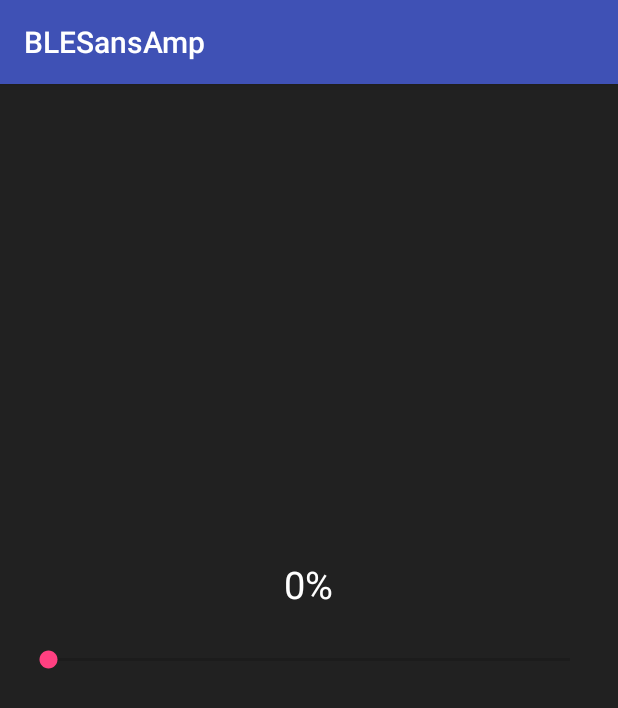
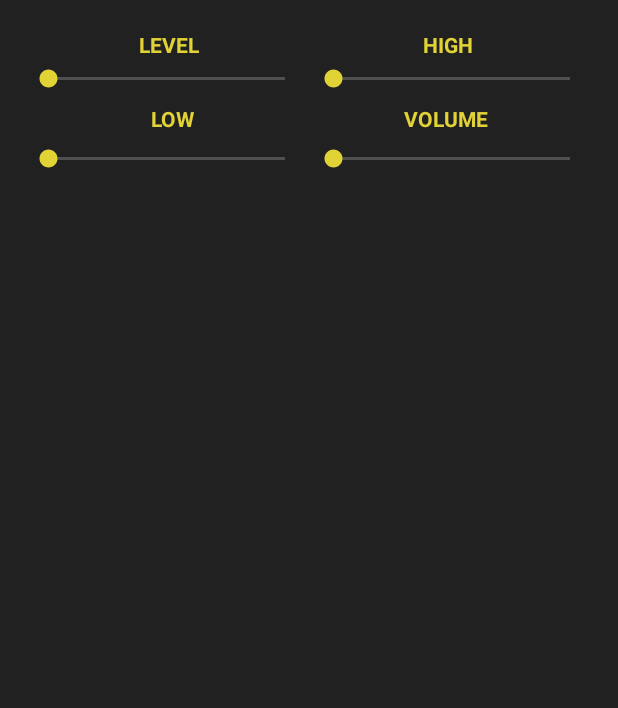
Before and after one commit to kikermo/PotsOverBLE, an Android app: the MainActivity screen opened directly, with no data from a screen before it, on a phone screen of 412 x 824 dp. Shown: the top 708 px of the screen. Run offline under Robolectric (Android 15) with nearby library versions, the phone set to English and light mode, and no system bars; libraries missing offline, so code that uses them is left out: com.polidea.rxandroidble, rx.android.schedulers, rx.subscriptions; 4 statements that could not run were skipped.

Commit message:
Add basic android app to control the sans amp board

```diff
--- a/apps/BLESansAmp/app/src/main/AndroidManifest.xml
+++ b/apps/BLESansAmp/app/src/main/AndroidManifest.xml
@@ -1,6 +1,7 @@
 <?xml version="1.0" encoding="utf-8"?>
 <manifest xmlns:android="http://schemas.android.com/apk/res/android"
-    package="org.kikermo.blesansamp">
+    package="org.kikermo.blesansamp"
+    xmlns:tools="http://schemas.android.com/tools">
 
     <uses-permission android:name="android.permission.BLUETOOTH" />
     <uses-permission android:name="android.permission.ACCESS_COARSE_LOCATION" />
@@ -12,6 +13,7 @@
         android:icon="@mipmap/ic_launcher"
         android:label="@string/app_name"
         android:supportsRtl="true"
+        tools:replace="android:icon"
         android:theme="@style/AppTheme">
         <activity android:name=".activity.SelectServiceActivity">
             <intent-filter>
--- a/apps/BLESansAmp/app/src/main/java/org/kikermo/blesansamp/activity/MainActivity.java
+++ b/apps/BLESansAmp/app/src/main/java/org/kikermo/blesansamp/activity/MainActivity.java
@@ -6,17 +6,19 @@ import android.support.v7.app.AppCompatActivity;
 import android.os.Bundle;
 import android.util.Log;
 import android.widget.SeekBar;
-import android.widget.TextView;
 import android.widget.Toast;
 
 import com.polidea.rxandroidble.RxBleClient;
 import com.polidea.rxandroidble.RxBleConnection;
 
+
 import org.kikermo.blesansamp.BLESansAmpApplication;
 import org.kikermo.blesansamp.R;
+import org.kikermo.blesansamp.model.Command;
 import org.kikermo.blesansamp.utils.Utils;
 
 import java.util.UUID;
+import java.util.concurrent.TimeUnit;
 
 import rx.Observable;
 import rx.Subscription;
@@ -27,10 +29,10 @@ import static com.polidea.rxandroidble.RxBleConnection.RxBleConnectionState.CONN
 import static com.polidea.rxandroidble.RxBleConnection.RxBleConnectionState.DISCONNECTED;
 import static org.kikermo.blesansamp.utils.Constants.BK_DEVICE;
 import static org.kikermo.blesansamp.utils.Constants.UUID_CHARACTERISTIC;
+import static org.kikermo.blesansamp.utils.Utils.byteToPercentage;
 
 public class MainActivity extends AppCompatActivity implements SeekBar.OnSeekBarChangeListener {
-    private TextView value;
-    private SeekBar pot;
+    private SeekBar level, high, low, volume;
 
     private BluetoothDevice device;
 
@@ -48,10 +50,17 @@ public class MainActivity extends AppCompatActivity implements SeekBar.OnSeekBar
         setContentView(R.layout.activity_main);
         rxBleClient = ((BLESansAmpApplication) getApplication()).getRxBleClient();
 
-        value = (TextView) findViewById(R.id.value);
-        pot = ((SeekBar) findViewById(R.id.pot));
 
-        pot.setOnSeekBarChangeListener(this);
+        level = (SeekBar) findViewById(R.id.level);
+        high = (SeekBar) findViewById(R.id.high);
+        low = (SeekBar) findViewById(R.id.low);
+        volume = (SeekBar) findViewById(R.id.volume);
+
+
+        level.setOnSeekBarChangeListener(this);
+        high.setOnSeekBarChangeListener(this);
+        low.setOnSeekBarChangeListener(this);
+        volume.setOnSeekBarChangeListener(this);
 
         bleSubscription = new CompositeSubscription();
 
@@ -92,13 +101,31 @@ public class MainActivity extends AppCompatActivity implements SeekBar.OnSeekBar
 
     @Override
     public void onProgressChanged(SeekBar seekBar, int i, boolean fromUser) {
-        value.setText(i + "%");
+        // value.setText(i + "%");
 
         if (fromUser && connected) {
-            String msg = i + "very long messag\n";
-            byte[] data = msg.getBytes();
+            Command command = new Command();
+            command.setCmd(0x01);
+            command.setValue(Utils.percentageToByte(i));
+
+            switch (seekBar.getId()) {
+                case R.id.level:
+                    command.setAct(0);
+                    break;
+                case R.id.high:
+                    command.setAct(1);
+                    break;
+                case R.id.low:
+                    command.setAct(2);
+                    break;
+                case R.id.volume:
+                    command.setAct(3);
+                    break;
+            }
+
+
             //byte[] data = new byte[]{Utils.percentageToByte(i)};
-            Subscription writeSubs = connection.writeCharacteristic(UUID.fromString(UUID_CHARACTERISTIC), data).subscribe(o -> {
+            Subscription writeSubs = connection.writeCharacteristic(UUID.fromString(UUID_CHARACTERISTIC), command.toByteArray()).subscribe(o -> {
             }, throwable -> Log.w(TAG, throwable));
             bleSubscription.add(writeSubs);
         }
@@ -123,15 +150,31 @@ public class MainActivity extends AppCompatActivity implements SeekBar.OnSeekBar
 
         Subscription subscription = bleObservable
                 .doOnNext(connection -> this.connection = connection)
-                .flatMap(connection ->
-                        Observable.merge(connection.readCharacteristic(uuid),
-                                connection.setupNotification(uuid).flatMap(notificationObservable -> notificationObservable)))
+                .flatMap(connection -> {
+                    final Command cmd1 = new Command();
+                    cmd1.setCmd(0x00);
+                    cmd1.setAct(0x00);
+                    final Command cmd2 = new Command();
+                    cmd2.setCmd(0x00);
+                    cmd2.setAct(0x01);
+                    final Command cmd3 = new Command();
+                    cmd3.setCmd(0x00);
+                    cmd3.setAct(0x02);
+                    final Command cmd4 = new Command();
+                    cmd4.setCmd(0x00);
+                    cmd4.setAct(0x03);
+
+                    return Observable.merge(connection.setupNotification(uuid).flatMap(not -> not),
+                            connection.writeCharacteristic(uuid, cmd1.toByteArray()).delaySubscription(200, TimeUnit.MILLISECONDS),
+                            connection.writeCharacteristic(uuid, cmd2.toByteArray()).delaySubscription(400, TimeUnit.MILLISECONDS),
+                            connection.writeCharacteristic(uuid, cmd3.toByteArray()).delaySubscription(600, TimeUnit.MILLISECONDS),
+                            connection.writeCharacteristic(uuid, cmd4.toByteArray()).delaySubscription(800, TimeUnit.MILLISECONDS));
+                })
                 .filter(Utils::notNull)
-                .filter(bytes -> bytes.length > 0)
-                .map(bytes -> bytes[0])
-                .map(Utils::byteToPercentage)
+                .filter(bytes -> bytes.length > 2)
+                .map(Command::new)
                 .observeOn(AndroidSchedulers.mainThread())
-                .subscribe(progress -> pot.setProgress(progress),
+                .subscribe(this::renderCommand,
                         throwable -> Log.w(TAG, throwable));
         return subscription;
 
@@ -164,4 +207,23 @@ public class MainActivity extends AppCompatActivity implements SeekBar.OnSeekBar
     private void showToast(String msg) {
         Toast.makeText(this, msg, Toast.LENGTH_LONG).show();
     }
+
+    private void renderCommand(Command command) {
+        switch (command.getAct()) {
+            case 0:
+                level.setProgress(byteToPercentage((byte) command.getValue()));
+                break;
+            case 1:
+                high.setProgress(byteToPercentage((byte) command.getValue()));
+                break;
+            case 2:
+                low.setProgress(byteToPercentage((byte) command.getValue()));
+                break;
+            case 3:
+                volume.setProgress(byteToPercentage((byte) command.getValue()));
+                break;
+        }
+    }
+
+
 }
--- a/apps/BLESansAmp/app/src/main/res/layout/activity_main.xml
+++ b/apps/BLESansAmp/app/src/main/res/layout/activity_main.xml
@@ -1,33 +1,107 @@
 <?xml version="1.0" encoding="utf-8"?>
-<RelativeLayout xmlns:android="http://schemas.android.com/apk/res/android"
+<LinearLayout xmlns:android="http://schemas.android.com/apk/res/android"
     xmlns:tools="http://schemas.android.com/tools"
     android:id="@+id/activity_main"
     android:layout_width="match_parent"
     android:layout_height="match_parent"
+    android:orientation="vertical"
     android:paddingBottom="@dimen/activity_vertical_margin"
     android:paddingLeft="@dimen/activity_horizontal_margin"
     android:paddingRight="@dimen/activity_horizontal_margin"
     android:paddingTop="@dimen/activity_vertical_margin"
     tools:context="org.kikermo.blesansamp.activity.MainActivity">
 
-    <SeekBar
-        android:id="@+id/pot"
-        android:layout_width="wrap_content"
+    <LinearLayout
+        android:layout_width="match_parent"
         android:layout_height="wrap_content"
-        android:layout_alignParentEnd="true"
-        android:layout_alignParentStart="true"
-        android:layout_centerVertical="true"
-        android:max="100"
-        android:progress="0" />
+        android:layout_margin="@dimen/margin_small"
+        android:orientation="horizontal">
 
-    <TextView
-        android:id="@+id/value"
-        android:layout_width="wrap_content"
+        <TextView
+            android:layout_width="0dp"
+            android:layout_height="wrap_content"
+            android:layout_weight="1"
+            android:gravity="center"
+            android:textStyle="bold"
+            android:textColor="@color/colorAccent"
+            android:text="@string/main_title_level" />
+
+        <TextView
+            android:layout_width="0dp"
+            android:layout_height="wrap_content"
+            android:layout_weight="1"
+            android:textStyle="bold"
+            android:textColor="@color/colorAccent"
+            android:gravity="center"
+            android:text="@string/main_title_hight" />
+    </LinearLayout>
+
+    <LinearLayout
+        android:layout_width="match_parent"
         android:layout_height="wrap_content"
-        android:layout_above="@+id/pot"
-        android:layout_centerHorizontal="true"
-        android:layout_marginBottom="24dp"
-        android:text="0%"
-        android:textSize="@dimen/text_size_big" />
+        android:orientation="horizontal">
 
-</RelativeLayout>
+        <SeekBar
+            android:id="@+id/level"
+            android:layout_width="wrap_content"
+            android:layout_height="wrap_content"
+            android:layout_weight="1" />
+
+
+        <SeekBar
+            android:id="@+id/high"
+            android:layout_width="wrap_content"
+            android:layout_height="wrap_content"
+            android:layout_weight="1" />
+
+    </LinearLayout>
+
+    <LinearLayout
+        android:layout_width="match_parent"
+        android:layout_margin="@dimen/margin_small"
+        android:padding="@dimen/margin_small"
+
+        android:layout_height="wrap_content"
+        android:orientation="horizontal">
+
+        <TextView
+            android:layout_width="0dp"
+            android:layout_height="wrap_content"
+            android:layout_weight="1"
+            android:gravity="center"
+            android:textStyle="bold"
+            android:textColor="@color/colorAccent"
+            android:text="@string/main_title_low" />
+
+        <TextView
+            android:layout_width="0dp"
+            android:layout_height="wrap_content"
+            android:layout_weight="1"
+            android:gravity="center"
+            android:textStyle="bold"
+            android:textColor="@color/colorAccent"
+            android:text="@string/main_title_volume" />
+    </LinearLayout>
+
+    <LinearLayout
+
+        android:layout_width="match_parent"
+        android:layout_height="wrap_content"
+        android:orientation="horizontal">
+
+
+        <SeekBar
+            android:id="@+id/low"
+            android:layout_width="wrap_content"
+            android:layout_height="wrap_content"
+            android:layout_weight="1" />
+
+        <SeekBar
+            android:id="@+id/volume"
+            android:layout_width="wrap_content"
+            android:layout_height="wrap_content"
+            android:layout_weight="1" />
+    </LinearLayout>
+
+
+</LinearLayout>
--- a/apps/BLESansAmp/app/src/main/res/values/colors.xml
+++ b/apps/BLESansAmp/app/src/main/res/values/colors.xml
@@ -1,8 +1,8 @@
 <?xml version="1.0" encoding="utf-8"?>
 <resources>
-    <color name="colorPrimary">#3F51B5</color>
-    <color name="colorPrimaryDark">#303F9F</color>
-    <color name="colorAccent">#FF4081</color>
+    <color name="colorPrimary">#1b1b1b</color>
+    <color name="colorPrimaryDark">#000000</color>
+    <color name="colorAccent">#e1d236</color>
 
     <color name="background">#212121</color>
     <color name="textPrimary">#FFF</color>
--- a/apps/BLESansAmp/app/src/main/res/values/dimens.xml
+++ b/apps/BLESansAmp/app/src/main/res/values/dimens.xml
@@ -3,4 +3,5 @@
     <dimen name="activity_horizontal_margin">16dp</dimen>
     <dimen name="activity_vertical_margin">16dp</dimen>
     <dimen name="text_size_big">25sp</dimen>
+    <dimen name="margin_small">4dp</dimen>
 </resources>
--- a/apps/BLESansAmp/app/src/main/res/values/strings.xml
+++ b/apps/BLESansAmp/app/src/main/res/values/strings.xml
@@ -1,3 +1,7 @@
 <resources>
     <string name="app_name">BLESansAmp</string>
+    <string name="main_title_level">LEVEL</string>
+    <string name="main_title_hight">HIGH</string>
+    <string name="main_title_low">LOW</string>
+    <string name="main_title_volume">VOLUME</string>
 </resources>
--- a/apps/BLESansAmp/app/src/main/res/values/styles.xml
+++ b/apps/BLESansAmp/app/src/main/res/values/styles.xml
@@ -1,7 +1,7 @@
 <resources>
 
     <!-- Base application theme. -->
-    <style name="AppTheme" parent="Theme.AppCompat.DayNight.DarkActionBar">
+    <style name="AppTheme" parent="Theme.AppCompat.NoActionBar">
         <!-- Customize your theme here. -->
         <item name="colorPrimary">@color/colorPrimary</item>
         <item name="colorPrimaryDark">@color/colorPrimaryDark</item>
--- a/apps/BLESansAmp/build.gradle
+++ b/apps/BLESansAmp/build.gradle
@@ -3,6 +3,8 @@
 buildscript {
     repositories {
         jcenter()
+
+
     }
     dependencies {
         classpath 'com.android.tools.build:gradle:2.2.3'
@@ -17,6 +19,7 @@ buildscript {
 allprojects {
     repositories {
         jcenter()
+
     }
 }
 
```
Also changed, not shown: apps/BLESansAmp/app/src/main/java/org/kikermo/blesansamp/model/Command.java (added, +51 -0 lines).
